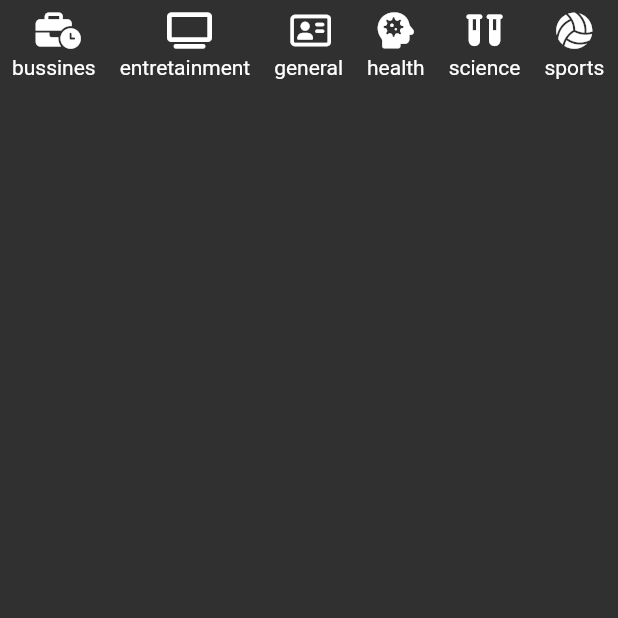
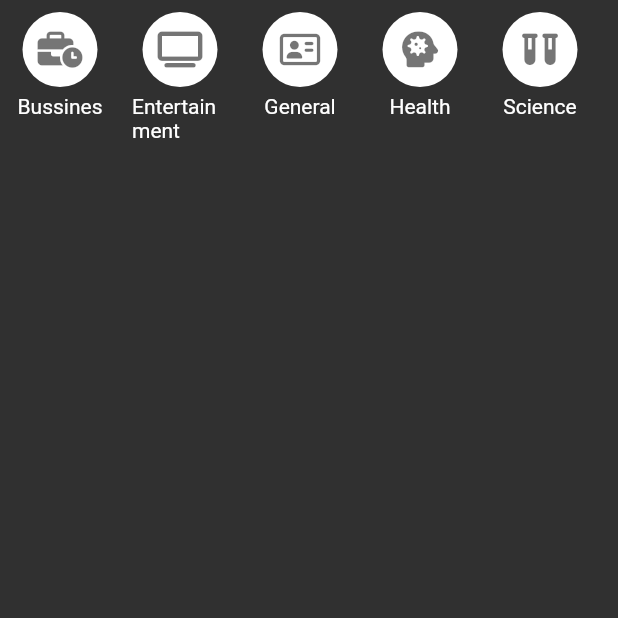
Before and after one commit to faldado82/news_app, a Flutter app: the Tab2Page screen opened directly, on a phone screen of 412 x 824 dp, the top half of it. Run offline on Flutter 3.47's test engine with Material 2 defaults, Android fonts, the phone set to English and light mode, and no system bars; our stand-ins replace font_awesome_flutter; network calls fail.

Commit message:
articles by category not finished yet

```diff
--- a/lib/src/pages/tab2_page.dart
+++ b/lib/src/pages/tab2_page.dart
@@ -1,4 +1,5 @@
 import 'package:flutter/material.dart';
+import 'package:news_app/src/models/category_model.dart';
 import 'package:news_app/src/services/news_service.dart';
 import 'package:provider/provider.dart';
 
@@ -26,16 +27,48 @@ class _ListaCategorias extends StatelessWidget {
       scrollDirection: Axis.horizontal,
       itemCount: categories.length,
       itemBuilder: (context, index) {
-        return Padding(
-            padding: const EdgeInsets.all(8),
-            child: Column(
-              children: [
-                Icon(categories[index].icon),
-                const SizedBox(height: 5),
-                Text(categories[index].name)
-              ],
-            ));
+        final cName = categories[index].name;
+
+        return SizedBox(
+          width: 80,
+          child: Padding(
+              padding: const EdgeInsets.all(8),
+              child: Column(
+                children: [
+                  _CategoryButton(categoria: categories[index]),
+                  const SizedBox(height: 5),
+                  Text('${cName[0].toUpperCase()}${cName.substring(1)}')
+                ],
+              )),
+        );
       },
     );
   }
 }
+
+class _CategoryButton extends StatelessWidget {
+  final Category categoria;
+
+  const _CategoryButton({required this.categoria});
+
+  @override
+  Widget build(BuildContext context) {
+    return GestureDetector(
+      onTap: () {
+        // print(categoria.name);
+        final newsService = Provider.of<NewsService>(context, listen: false);
+        newsService.selectedCategory = categoria.name;
+
+      },
+      child: Container(
+        width: 50,
+        height: 50,
+        decoration: const BoxDecoration(
+          shape: BoxShape.circle,
+          color: Colors.white,
+        ),
+        child: Icon(categoria.icon, color: Colors.black54),
+      ),
+    );
+  }
+}
--- a/lib/src/services/news_service.dart
+++ b/lib/src/services/news_service.dart
@@ -9,9 +9,11 @@ const String _apiKey = 'fa2c9f63199e4379a5637cfb302d97a4';
 
 class NewsService with ChangeNotifier {
   List<Article> headlines = [];
+  String _selectedCategory = 'business';
+
   List<Category> categories = [
     Category(FontAwesomeIcons.businessTime, 'bussines'),
-    Category(FontAwesomeIcons.tv, 'entretainment'),
+    Category(FontAwesomeIcons.tv, 'entertainment'),
     Category(FontAwesomeIcons.addressCard, 'general'),
     Category(FontAwesomeIcons.headSideVirus, 'health'),
     Category(FontAwesomeIcons.vials, 'science'),
@@ -19,22 +21,51 @@ class NewsService with ChangeNotifier {
     Category(FontAwesomeIcons.memory, 'technology'),
   ];
 
+  Map<String, List<Article>> categoryArticles = {};
+
   NewsService() {
     getTopHeadlines();
+
+    for (var item in categories) {
+      categoryArticles[item.name] = []; //List<Article>.empty();
+    }
   }
 
+  // Getter & Setter - Category
+  String get selectedCategory => _selectedCategory;
+  set selectedCategory(String valor) {
+    _selectedCategory = valor;
+    getArticlesByCategory(valor);
+    notifyListeners();
+  }
+
+  // Get top headlines
   getTopHeadlines() async {
     const String url =
         '$_urlNewsDomain/top-headlines?country=us&apiKey=$_apiKey';
     final response = await http.get(Uri.parse(url));
-
     final newsResponse = newsResponseFromJson(response.body);
-
     // agregamos todos los articulos de noticias a nuestro array de headlines
     // que definimos previamente
     headlines.addAll(newsResponse.articles);
-
     // notificamos a los Listeners para redibujar los widgets necesarios
     notifyListeners();
   }
+
+
+  // Get articles by Category
+  getArticlesByCategory(String category) async {
+    if (categoryArticles[category]!.isNotEmpty) {
+      return categoryArticles[category];
+    }
+
+    final String url =
+        '$_urlNewsDomain/top-headlines?apiKey=$_apiKey&category=$category&country=us';
+
+    final response = await http.get(Uri.parse(url));
+    final newsResponse = newsResponseFromJson(response.body);
+    categoryArticles[category]!.addAll(newsResponse.articles);
+
+    notifyListeners();
+  }
 }
```
